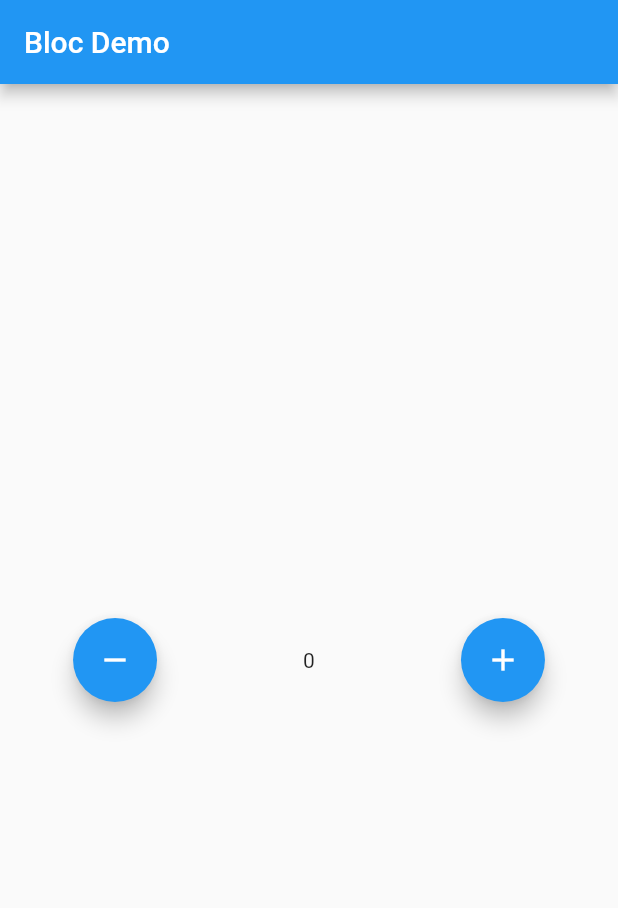
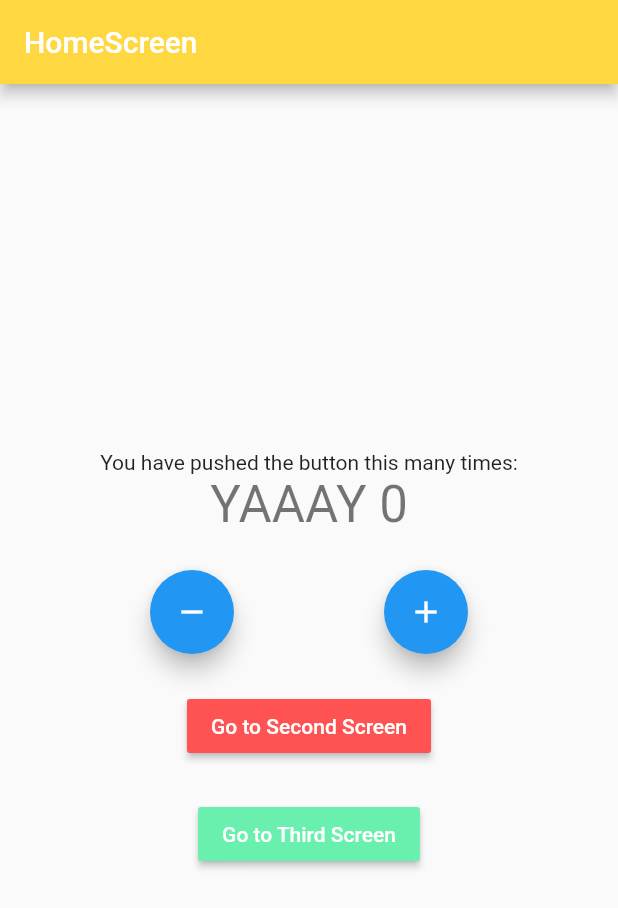
Before and after one commit to r3ddev1l/flutter_bloc_practice, a Flutter app: the screen it shows after launch, on a phone screen of 412 x 824 dp. Shown: the top 908 px of the screen. Run offline on Flutter 3.47's test engine with Material 2 defaults, Android fonts, the phone set to English and light mode, and no system bars; our stand-ins replace bloc, equatable, flutter_bloc.

Commit message:
bloc access both local and global with generated routes

```diff
--- a/lib/main.dart
+++ b/lib/main.dart
@@ -1,78 +1,25 @@
 import 'package:flutter/material.dart';
 import 'package:flutter_bloc/flutter_bloc.dart';
-import 'package:flutter_bloc_concepts/cubit/counter_cubit.dart';
+import 'package:flutter_bloc_concepts/logic/cubit/counter_cubit.dart';
+import 'package:flutter_bloc_concepts/presentation/router/app_router.dart';
 
 void main() {
-  final CounterState counterState1 = CounterState(counterValue: 1);
-  final CounterState counterState2 = CounterState(counterValue: 1);
-  print(counterState1 == counterState2);
-  runApp(MyApp());
+  runApp(
+    MyApp(),
+  );
 }
 
 class MyApp extends StatelessWidget {
+  final AppRouter _appRouter = AppRouter();
+
   @override
   Widget build(BuildContext context) {
-    return BlocProvider<CounterCubit>(
-        create: (context) => CounterCubit(),
-        child: MaterialApp(
-          title: 'Bloc Demo',
-          home: HomeScreen(),
-        ));
+    return BlocProvider(
+      create: (context) => CounterCubit(),
+      child: MaterialApp(
+        title: 'Bloc Demo',
+        onGenerateRoute: _appRouter.onGenerateRoute,
+      ),
+    );
   }
 }
-
-class HomeScreen extends StatelessWidget {
-  @override
-  Widget build(BuildContext context) {
-    return Scaffold(
-        appBar: AppBar(
-          title: Text('Bloc Demo'),
-        ),
-        body: BlocConsumer<CounterCubit, CounterState>(
-            listener: (context, state) {
-          if (state.wasIncremented == true) {
-            Scaffold.of(context).showSnackBar(
-              SnackBar(
-                duration: Duration(milliseconds: 100),
-                content: Text('Incremented'),
-              ),
-            );
-          } else {
-            Scaffold.of(context).showSnackBar(
-              SnackBar(
-                duration: Duration(milliseconds: 100),
-                content: Text('Decremented'),
-              ),
-            );
-          }
-        }, builder: (context, state) {
-          return Column(
-            mainAxisAlignment: MainAxisAlignment.center,
-            children: [
-              Row(
-                mainAxisAlignment: MainAxisAlignment.spaceAround,
-                children: [
-                  FloatingActionButton(
-                    onPressed: () {
-                      BlocProvider.of<CounterCubit>(context).decrement();
-                    },
-                    child: Icon(Icons.remove),
-                  ),
-                  BlocBuilder<CounterCubit, CounterState>(
-                    builder: (context, state) {
-                      return Text(state.counterValue.toString());
-                    },
-                  ),
-                  FloatingActionButton(
-                    onPressed: () {
-                      BlocProvider.of<CounterCubit>(context).increment();
-                    },
-                    child: Icon(Icons.add),
-                  )
-                ],
-              ),
-            ],
-          );
-        }));
-  }
-}
--- /dev/null
+++ b/lib/presentation/Screens/home_screen.dart
@@ -0,0 +1,134 @@
+import 'package:flutter/material.dart';
+import 'package:flutter/widgets.dart';
+import 'package:flutter_bloc/flutter_bloc.dart';
+import 'package:flutter_bloc_concepts/logic/cubit/counter_cubit.dart';
+import 'package:flutter_bloc_concepts/presentation/Screens/second_screen.dart';
+
+class HomeScreen extends StatefulWidget {
+  HomeScreen({Key key, this.title, this.color}) : super(key: key);
+
+  final String title;
+  final Color color;
+
+  @override
+  _HomeScreenState createState() => _HomeScreenState();
+}
+
+class _HomeScreenState extends State<HomeScreen> {
+  @override
+  Widget build(BuildContext context) {
+    return Scaffold(
+      appBar: AppBar(
+        backgroundColor: widget.color,
+        title: Text(widget.title),
+      ),
+      body: Center(
+        child: Column(
+          mainAxisAlignment: MainAxisAlignment.center,
+          children: <Widget>[
+            Text(
+              'You have pushed the button this many times:',
+            ),
+            BlocConsumer<CounterCubit, CounterState>(
+              listener: (context, state) {
+                if (state.wasIncremented == true) {
+                  Scaffold.of(context).showSnackBar(
+                    SnackBar(
+                      content: Text('Incremented!'),
+                      duration: Duration(milliseconds: 300),
+                    ),
+                  );
+                } else if (state.wasIncremented == false) {
+                  Scaffold.of(context).showSnackBar(
+                    SnackBar(
+                      content: Text('Decremented!'),
+                      duration: Duration(milliseconds: 300),
+                    ),
+                  );
+                }
+              },
+              builder: (context, state) {
+                if (state.counterValue < 0) {
+                  return Text(
+                    'BRR, NEGATIVE ' + state.counterValue.toString(),
+                    style: Theme.of(context).textTheme.headline4,
+                  );
+                } else if (state.counterValue % 2 == 0) {
+                  return Text(
+                    'YAAAY ' + state.counterValue.toString(),
+                    style: Theme.of(context).textTheme.headline4,
+                  );
+                } else if (state.counterValue == 5) {
+                  return Text(
+                    'HMM, NUMBER 5',
+                    style: Theme.of(context).textTheme.headline4,
+                  );
+                } else
+                  return Text(
+                    state.counterValue.toString(),
+                    style: Theme.of(context).textTheme.headline4,
+                  );
+              },
+            ),
+            SizedBox(
+              height: 24,
+            ),
+            Row(
+              mainAxisAlignment: MainAxisAlignment.spaceEvenly,
+              children: [
+                FloatingActionButton(
+                  heroTag: Text('${widget.title}'),
+                  onPressed: () {
+                    BlocProvider.of<CounterCubit>(context).decrement();
+                    // context.bloc<CounterCubit>().decrement();
+                  },
+                  tooltip: 'Decrement',
+                  child: Icon(Icons.remove),
+                ),
+                FloatingActionButton(
+                  heroTag: Text('${widget.title} 2nd'),
+                  onPressed: () {
+                    BlocProvider.of<CounterCubit>(context).increment();
+                    // context.bloc<CounterCubit>().increment();
+                  },
+                  tooltip: 'Increment',
+                  child: Icon(Icons.add),
+                ),
+              ],
+            ),
+            SizedBox(
+              height: 24,
+            ),
+            MaterialButton(
+              color: Colors.redAccent,
+              child: Text(
+                'Go to Second Screen',
+                style: TextStyle(color: Colors.white),
+              ),
+              onPressed: () {
+                Navigator.of(context).pushNamed(
+                  '/second',
+                );
+              },
+            ),
+            SizedBox(
+              height: 24,
+            ),
+            MaterialButton(
+              color: Colors.greenAccent,
+              child: Text(
+                'Go to Third Screen',
+                style: TextStyle(color: Colors.white),
+              ),
+              onPressed: () {
+                Navigator.of(context).pushNamed(
+                  '/third',
+                );
+              },
+            ),
+          ],
+        ),
+      ),
+    );
+  }
+}
--- /dev/null
+++ b/lib/presentation/router/app_router.dart
@@ -0,0 +1,42 @@
+import 'package:flutter/material.dart';
+import 'package:flutter_bloc/flutter_bloc.dart';
+import 'package:flutter_bloc_concepts/logic/cubit/counter_cubit.dart';
+import 'package:flutter_bloc_concepts/presentation/Screens/home_screen.dart';
+import 'package:flutter_bloc_concepts/presentation/Screens/second_screen.dart';
+import 'package:flutter_bloc_concepts/presentation/Screens/third_screen.dart';
+
+class AppRouter {
+  Route onGenerateRoute(RouteSettings routeSettings) {
+    switch (routeSettings.name) {
+      case ('/'):
+        return MaterialPageRoute(
+          builder: (_) => HomeScreen(
+            title: 'HomeScreen',
+            color: Colors.amberAccent,
+          ),
+        );
+
+        break;
+
+      case ('/second'):
+        return MaterialPageRoute(
+          builder: (_) => SecondScreen(
+            title: 'SecondScreen',
+            color: Colors.redAccent,
+          ),
+        );
+
+        break;
+
+      case ('/third'):
+        return MaterialPageRoute(
+          builder: (_) =>
+              ThirdScreen(title: 'ThirdScreen', color: Colors.greenAccent),
+        );
+
+        break;
+      default:
+        return null;
+    }
+  }
+}
```
Also changed, not shown: lib/presentation/Screens/second_screen.dart (added, +82 -0 lines), lib/presentation/Screens/third_screen.dart (added, +82 -0 lines), lib/logic/cubit/counter_cubit.dart (renamed from lib/cubit/counter_cubit.dart), lib/logic/cubit/counter_state.dart (renamed from lib/cubit/counter_state.dart), 1 other file.
